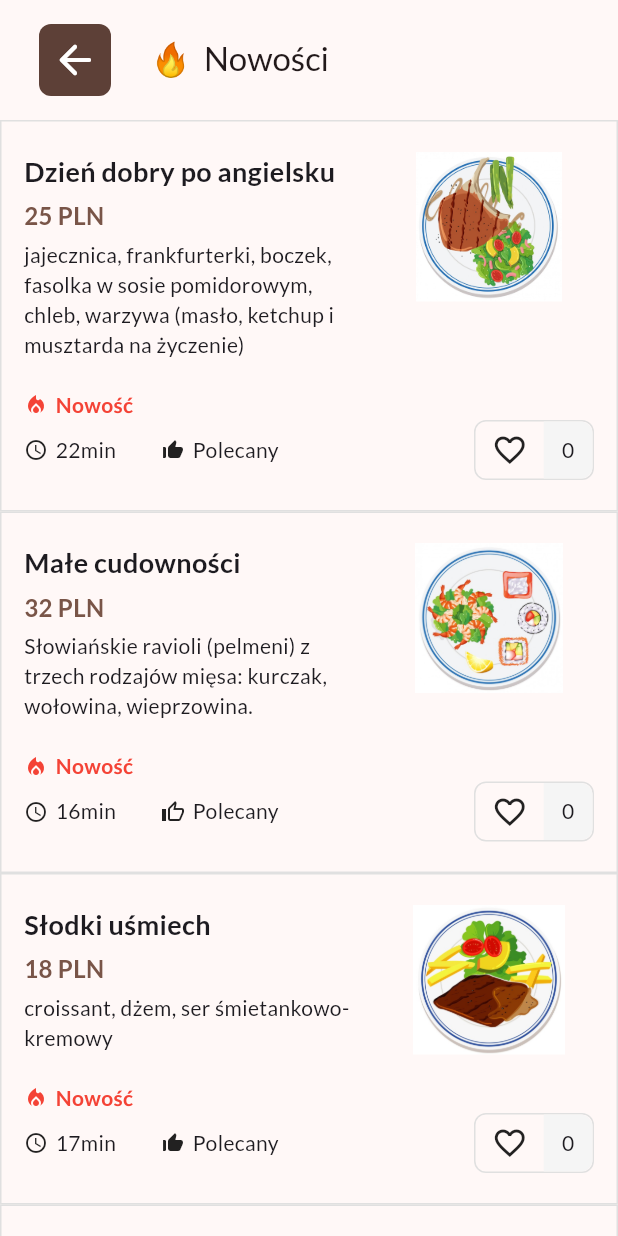
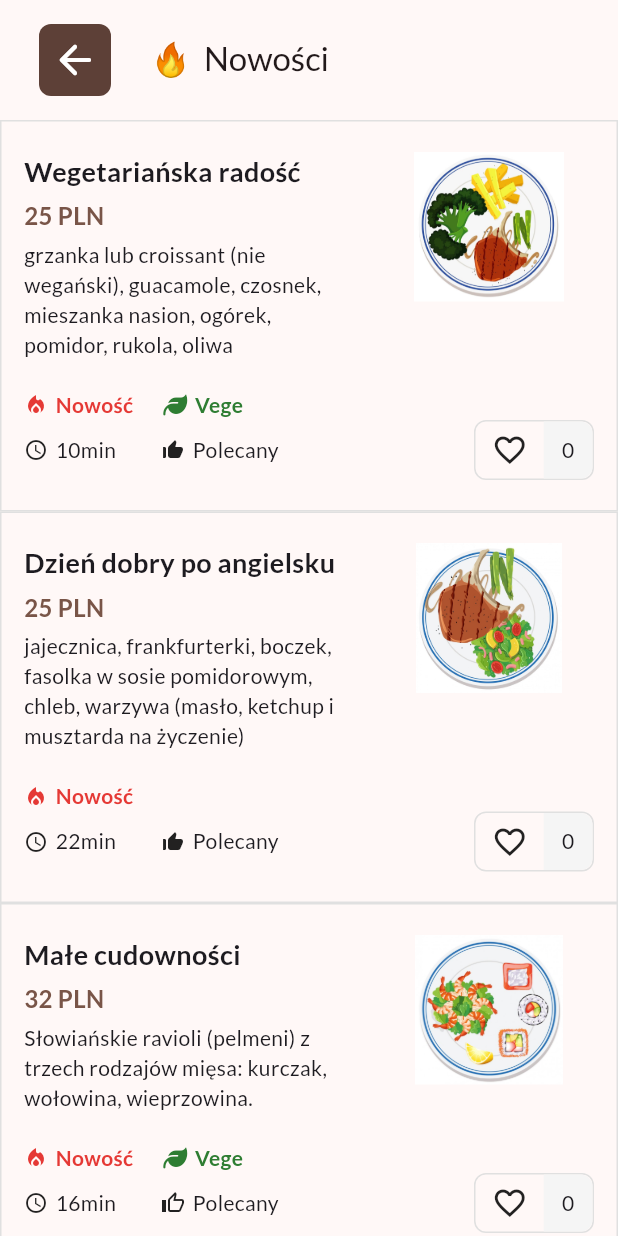
Before and after one commit to igorurbaniak/cafe_of_happiness_app, a Flutter app: the NewDishesPage screen opened directly, on a phone screen of 412 x 824 dp. Run offline on Flutter 3.47's test engine with Material 3 defaults, Android fonts, the phone set to English and light mode, and no system bars; our stand-ins replace firebase_auth, firebase_core, flutter_bloc, font_awesome_flutter, google_fonts, google_maps_flutter; accounts and stored records are empty; generated files the repository leaves out were written again.

Commit message:
Add Vegetarian Icon for vege dishes and remove SwitchListTitle from CustomDrawer

```diff
--- a/lib/data/data_sources/dishes_data_source/dishes_data_source.dart
+++ b/lib/data/data_sources/dishes_data_source/dishes_data_source.dart
@@ -10,9 +10,8 @@ List<DishModel> dishes = [
         'croissant, łosoś, kremowy serek labne, pomidorki koktajlowe, kapary, rukola, sos cytrynowy, smażone nasiona',
     cookTime: 13,
     dishImage: 'images/1.jpg',
-    isVegetarian: true,
-    isVegan: false,
-    isRecommended: false,
+    isVegetarian: false,
+    isRecommended: true,
     isNew: false,
     dishCategory: DishCategory.breakfast,
     categories: ['m1'],
@@ -26,7 +25,6 @@ List<DishModel> dishes = [
     cookTime: 13,
     dishImage: 'images/2.jpg',
     isVegetarian: true,
-    isVegan: false,
     isRecommended: true,
     isNew: false,
     dishCategory: DishCategory.breakfast,
@@ -34,16 +32,15 @@ List<DishModel> dishes = [
   ),
   DishModel(
     id: 3,
-    dishName: 'Wegańska radość',
+    dishName: 'Wegetariańska radość',
     dishPrice: 25,
     dishIngredients:
         'grzanka lub croissant (nie wegański), guacamole, czosnek, mieszanka nasion, ogórek, pomidor, rukola, oliwa',
     cookTime: 10,
     dishImage: 'images/3.jpg',
     isVegetarian: true,
-    isVegan: true,
-    isRecommended: false,
-    isNew: false,
+    isRecommended: true,
+    isNew: true,
     dishCategory: DishCategory.breakfast,
     categories: ['m1'],
   ),
@@ -56,7 +53,6 @@ List<DishModel> dishes = [
     cookTime: 22,
     dishImage: 'images/4.jpg',
     isVegetarian: false,
-    isVegan: false,
     isRecommended: true,
     isNew: true,
     dishCategory: DishCategory.breakfast,
@@ -71,7 +67,6 @@ List<DishModel> dishes = [
     cookTime: 14,
     dishImage: 'images/5.jpg',
     isVegetarian: true,
-    isVegan: true,
     isRecommended: false,
     isNew: false,
     dishCategory: DishCategory.breakfast,
@@ -86,7 +81,6 @@ List<DishModel> dishes = [
     cookTime: 19,
     dishImage: 'images/6.jpg',
     isVegetarian: true,
-    isVegan: true,
     isRecommended: true,
     isNew: false,
     dishCategory: DishCategory.breakfast,
@@ -101,7 +95,6 @@ List<DishModel> dishes = [
     cookTime: 16,
     dishImage: 'images/7.jpg',
     isVegetarian: true,
-    isVegan: false,
     isRecommended: false,
     isNew: true,
     dishCategory: DishCategory.lunch,
@@ -115,8 +108,7 @@ List<DishModel> dishes = [
         'Słowiańskie kolorowe ravioli (pelmeni) z kurczakiem i naturalnymi barwnikami (burak, szpinak, marchewka',
     cookTime: 12,
     dishImage: 'images/8.jpg',
-    isVegetarian: true,
-    isVegan: false,
+    isVegetarian: false,
     isRecommended: true,
     isNew: false,
     dishCategory: DishCategory.lunch,
@@ -131,7 +123,6 @@ List<DishModel> dishes = [
     cookTime: 10,
     dishImage: 'images/9.jpg',
     isVegetarian: true,
-    isVegan: true,
     isRecommended: true,
     isNew: false,
     dishCategory: DishCategory.lunch,
@@ -145,7 +136,6 @@ List<DishModel> dishes = [
     cookTime: 15,
     dishImage: 'images/10.jpg',
     isVegetarian: false,
-    isVegan: false,
     isRecommended: false,
     isNew: false,
     dishCategory: DishCategory.lunch,
@@ -159,7 +149,6 @@ List<DishModel> dishes = [
     cookTime: 17,
     dishImage: 'images/11.jpg',
     isVegetarian: true,
-    isVegan: true,
     isRecommended: true,
     isNew: true,
     dishCategory: DishCategory.sweet,
@@ -173,8 +162,7 @@ List<DishModel> dishes = [
         'chałka własnej roboty, cynamon, mieszanka malinowo-cukrowa, jogurt i miód',
     cookTime: 12,
     dishImage: 'images/12.jpg',
-    isVegetarian: true,
-    isVegan: false,
+    isVegetarian: false,
     isRecommended: true,
     isNew: false,
     dishCategory: DishCategory.sweet,
@@ -189,7 +177,6 @@ List<DishModel> dishes = [
     cookTime: 22,
     dishImage: 'images/13.jpg',
     isVegetarian: true,
-    isVegan: false,
     isRecommended: true,
     isNew: false,
     dishCategory: DishCategory.sweet,
@@ -204,7 +191,6 @@ List<DishModel> dishes = [
     cookTime: 8,
     dishImage: 'images/14.jpg',
     isVegetarian: true,
-    isVegan: true,
     isRecommended: true,
     isNew: false,
     dishCategory: DishCategory.sweet,
@@ -219,7 +205,6 @@ List<DishModel> dishes = [
     cookTime: 6,
     dishImage: 'images/15.jpg',
     isVegetarian: false,
-    isVegan: false,
     isRecommended: true,
     isNew: false,
     dishCategory: DishCategory.sweet,
@@ -233,7 +218,6 @@ List<DishModel> dishes = [
     cookTime: 4,
     dishImage: 'images/16.jpg',
     isVegetarian: true,
-    isVegan: false,
     isRecommended: false,
     isNew: false,
     dishCategory: DishCategory.sweet,
@@ -247,7 +231,6 @@ List<DishModel> dishes = [
     cookTime: 12,
     dishImage: 'images/17.jpg',
     isVegetarian: true,
-    isVegan: false,
     isRecommended: false,
     isNew: false,
     dishCategory: DishCategory.lunch,
@@ -262,7 +245,6 @@ List<DishModel> dishes = [
     cookTime: 15,
     dishImage: 'images/18.jpg',
     isVegetarian: true,
-    isVegan: true,
     isRecommended: true,
     isNew: false,
     dishCategory: DishCategory.lunch,
@@ -276,8 +258,7 @@ List<DishModel> dishes = [
         'Sałatka z rukolą, łososiem, pomidorki, ocet balsamiczny, nasiona, chlebek',
     cookTime: 11,
     dishImage: 'images/19.jpg',
-    isVegetarian: true,
-    isVegan: false,
+    isVegetarian: false,
     isRecommended: true,
     isNew: false,
     dishCategory: DishCategory.lunch,
@@ -291,7 +272,6 @@ List<DishModel> dishes = [
     cookTime: 15,
     dishImage: 'images/20.jpg',
     isVegetarian: false,
-    isVegan: false,
     isRecommended: false,
     isNew: false,
     dishCategory: DishCategory.lunch,
@@ -305,7 +285,6 @@ List<DishModel> dishes = [
     cookTime: 6,
     dishImage: 'images/21.jpg',
     isVegetarian: false,
-    isVegan: false,
     isRecommended: true,
     isNew: false,
     dishCategory: DishCategory.lunch,
@@ -318,8 +297,7 @@ List<DishModel> dishes = [
     dishIngredients: 'swiezo palona kawaka z serca mleczkiem',
     cookTime: 6,
     dishImage: 'images/22.jpg',
-    isVegetarian: true,
-    isVegan: false,
+    isVegetarian: false,
     isRecommended: true,
     isNew: false,
     dishCategory: DishCategory.drinks,
@@ -332,8 +310,7 @@ List<DishModel> dishes = [
     dishIngredients: 'kawa barzylijka ziarnista z mleczna pianką',
     cookTime: 5,
     dishImage: 'images/23.jpg',
-    isVegetarian: true,
-    isVegan: false,
+    isVegetarian: false,
     isRecommended: true,
     isNew: false,
     dishCategory: DishCategory.drinks,
@@ -346,8 +323,7 @@ List<DishModel> dishes = [
     dishIngredients: '70ml kawy z dodatkiem miodu',
     cookTime: 4,
     dishImage: 'images/24.jpg',
-    isVegetarian: true,
-    isVegan: true,
+    isVegetarian: false,
     isRecommended: true,
     isNew: false,
     dishCategory: DishCategory.drinks,
@@ -361,7 +337,6 @@ List<DishModel> dishes = [
     cookTime: 2,
     dishImage: 'images/25.jpg',
     isVegetarian: false,
-    isVegan: false,
     isRecommended: false,
     isNew: true,
     dishCategory: DishCategory.drinks,
@@ -374,8 +349,7 @@ List<DishModel> dishes = [
     dishIngredients: 'zielona herbata cytronowo-miętowa',
     cookTime: 5,
     dishImage: 'images/26.jpg',
-    isVegetarian: true,
-    isVegan: true,
+    isVegetarian: false,
     isRecommended: true,
     isNew: false,
     dishCategory: DishCategory.drinks,
--- a/lib/domain/models/dishes_model/dishes_model.dart
+++ b/lib/domain/models/dishes_model/dishes_model.dart
@@ -9,7 +9,6 @@ class DishModel {
     required this.cookTime,
     required this.dishImage,
     required this.isVegetarian,
-    required this.isVegan,
     required this.isRecommended,
     required this.isNew,
     required this.dishCategory,
@@ -24,7 +23,6 @@ class DishModel {
   final int cookTime;
   final String dishImage;
   final bool isVegetarian;
-  final bool isVegan;
   final bool isRecommended;
   final bool isNew;
   final DishCategory dishCategory;
@@ -40,7 +38,6 @@ class DishModel {
       cookTime: cookTime,
       dishImage: dishImage,
       isVegetarian: isVegetarian,
-      isVegan: isVegan,
       isRecommended: isRecommended,
       isNew: isNew,
       dishCategory: dishCategory,
--- a/lib/presentation/features/home/home_page/widgets/custom_drawer.dart
+++ b/lib/presentation/features/home/home_page/widgets/custom_drawer.dart
@@ -125,34 +125,6 @@ class CustomDrawer extends StatelessWidget {
                 ).toList(),
               ),
             ),
-            const Text(
-              'Filtry',
-              style: TextStyle(fontSize: 16, fontWeight: FontWeight.bold),
-            ),
-            const SizedBox(height: 10),
-            SwitchListTile(
-              title: const Text(
-                'Are you Vegetarian',
-                style: TextStyle(fontSize: 14),
-              ),
-              secondary: const Icon(Icons.local_florist),
-              activeTrackColor: Colors.brown,
-              inactiveTrackColor: Colors.brown.shade200,
-              value: false,
-              onChanged: (value) {},
-            ),
-            SwitchListTile(
-              title: const Text(
-                'Are you Vegan',
-                style: TextStyle(fontSize: 14),
-              ),
-              secondary: const Icon(Icons.grass),
-              activeTrackColor: Colors.brown,
-              inactiveTrackColor: Colors.brown.shade200,
-              value: false,
-              onChanged: (value) {},
-            ),
-            const SizedBox(height: 40),
           ],
         ),
       ),
--- a/lib/presentation/features/menu_item/menu_item_page/cubit/menu_item_cubit.dart
+++ b/lib/presentation/features/menu_item/menu_item_page/cubit/menu_item_cubit.dart
@@ -61,4 +61,8 @@ class MenuItemCubit extends Cubit<MenuItemState> {
   List<DishModel> getRecommendedDishes() {
     return state.dishes.where((dish) => dish.isRecommended).toList();
   }
+
+  List<DishModel> getVegetarianDishes() {
+    return state.dishes.where((dish) => dish.isVegetarian).toList();
+  }
 }
--- a/lib/presentation/features/menu_item/menu_item_page/widgets/dish_menu_item.dart
+++ b/lib/presentation/features/menu_item/menu_item_page/widgets/dish_menu_item.dart
@@ -4,6 +4,7 @@ import 'package:cafe_of_happiness_app/presentation/features/menu_item/menu_item_
 import 'package:cafe_of_happiness_app/presentation/features/menu_item/menu_item_page/widgets/dish_liked.dart';
 import 'package:flutter/material.dart';
 import 'package:flutter_bloc/flutter_bloc.dart';
+import 'package:font_awesome_flutter/font_awesome_flutter.dart';
 
 class DishMenuItem extends StatelessWidget {
   const DishMenuItem({
@@ -86,21 +87,47 @@ class DishMenuItem extends StatelessWidget {
                   ),
                 ),
                 const SizedBox(height: 20),
+                Row(
+                  children: [
                     if (dish.isNew)
-                  const Row(
+                      Row(
                         children: [
                           Icon(
                             Icons.local_fire_department,
                             size: 16,
-                        color: Colors.red,
+                            color: Colors.red.shade600,
                           ),
-                      SizedBox(width: 5),
+                          const SizedBox(width: 5),
                           Text(
                             'Nowość',
                             style: TextStyle(
                               fontSize: 14,
-                            color: Colors.red,
-                            fontWeight: FontWeight.bold),
+                              color: Colors.red.shade600,
+                              fontWeight: FontWeight.bold,
+                            ),
+                          ),
+                        ],
+                      ),
+                    if (dish.isNew && dish.isVegetarian)
+                      const SizedBox(width: 20),
+                    if (dish.isVegetarian)
+                      Row(
+                        children: [
+                          FaIcon(
+                            FontAwesomeIcons.leaf,
+                            size: 16,
+                            color: Colors.green.shade800,
+                          ),
+                          const SizedBox(width: 5),
+                          Text(
+                            'Vege',
+                            style: TextStyle(
+                              fontSize: 14,
+                              color: Colors.green.shade800,
+                              fontWeight: FontWeight.bold,
+                            ),
+                          ),
+                        ],
                       ),
                   ],
                 ),
--- a/pubspec.yaml
+++ b/pubspec.yaml
@@ -44,6 +44,7 @@ dependencies:
   flutter_localizations:
     sdk: flutter
   intl: any
+  font_awesome_flutter: ^10.7.0
 
 dev_dependencies:
   flutter_test:
```
Also changed, not shown: pubspec.lock. Lines whose indentation alone changed are shown as unchanged.
